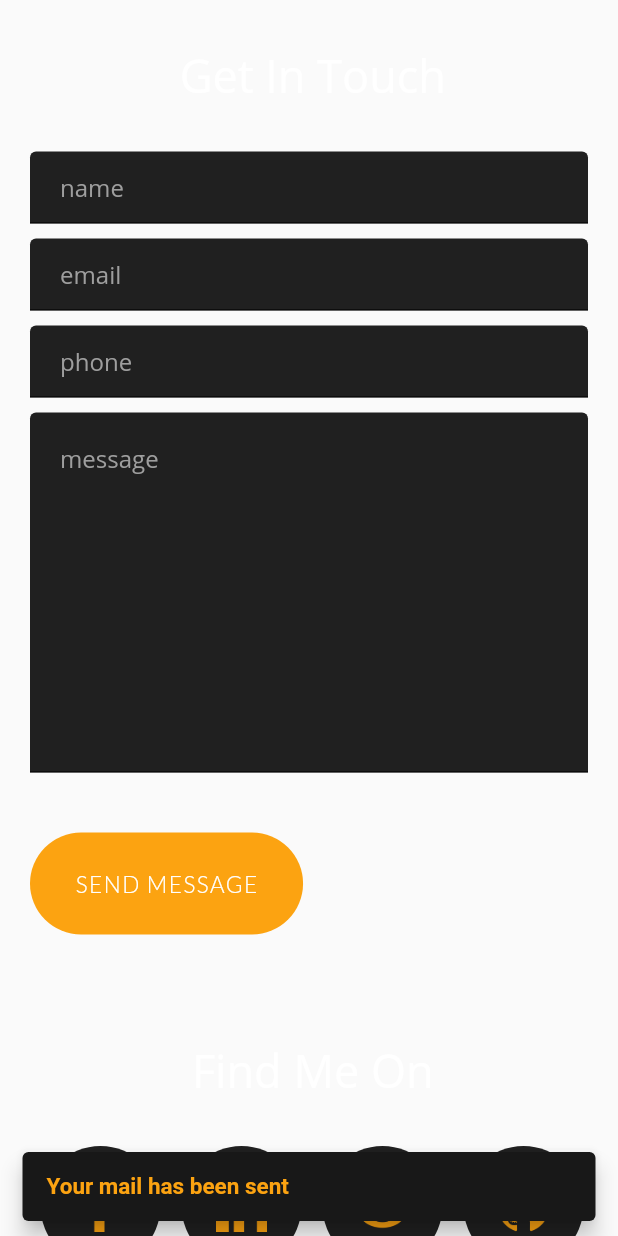
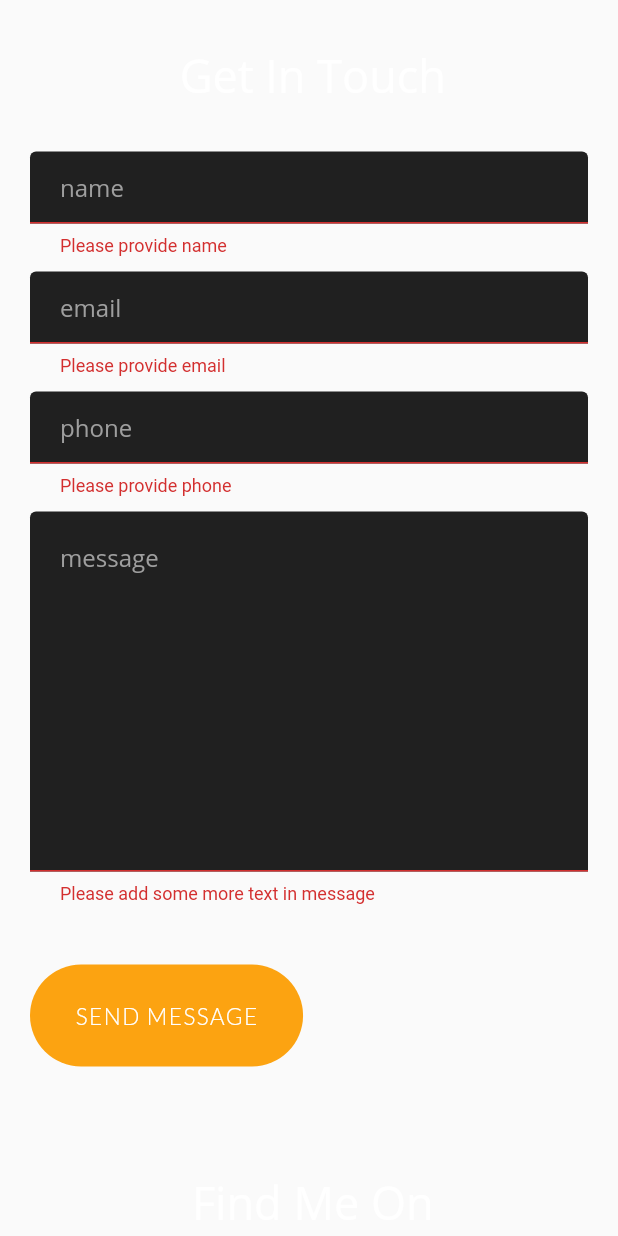
Before and after one commit to F-Y-E-F/Portfolio, a Flutter app: the Contact widget shown alone on an empty page, opened directly, after a tap on "SEND MESSAGE", on a phone screen of 412 x 824 dp. Run offline on Flutter 3.47's test engine with Material 2 defaults, Android fonts, the phone set to English and light mode, and no system bars; our stand-ins replace cloud_firestore, responsive_builder; missing offline and left inert: animated_grid; accounts and stored records are empty.

Commit message:
Code cleanup

```diff
--- a/portfolio/lib/screens/portfolio_screen/contact.dart
+++ b/portfolio/lib/screens/portfolio_screen/contact.dart
@@ -1,6 +1,5 @@
 import 'package:flutter/cupertino.dart';
 import 'package:flutter/material.dart';
-import 'package:portfolio/helpers/launch_website.dart';
 import 'package:responsive_builder/responsive_builder.dart';
 import '../../helpers/social_media_list.dart';
 import '../../widgets/social_media_item.dart';
@@ -81,6 +80,7 @@ class _ContactState extends State<Contact> {
                 : mediaQuery.size.width / 3
             : mediaQuery.size.width,
         child: TextFormField(
+          validator:(val)=> val == null || val == "" ? "Please provide $hint" : (hint == 'email' && !RegExp(r"^[a-zA-Z0-9.a-zA-Z0-9.!#$%&'*+-/=?^_`{|}~]+@[a-zA-Z0-9]+\.[a-zA-Z]+").hasMatch(val)) ? "Please Provide correct email":null,
           keyboardType: hint == 'phone'
               ? TextInputType.phone
               : hint == 'email'
@@ -120,6 +120,7 @@ class _ContactState extends State<Contact> {
                         : mediaQuery.size.width / 3
                     : mediaQuery.size.width,
                 child: TextFormField(
+                  validator:(val)=> val.length < 10 ? "Please add some more text in message" :null,
                   onChanged: (val) => _emailData['content'] = val,
                   textInputAction: TextInputAction.newline,
                   keyboardType: TextInputType.multiline,
@@ -147,13 +148,16 @@ class _ContactState extends State<Contact> {
                 backgroundColor: theme.primaryColor,
               ),
               onPressed: () async {
-                firestore.add({
-                  'name':_emailData['name'],
-                  'email':_emailData['email'],
-                  'phone':_emailData['phone'],
-                  'content':_emailData['content']
-                }).then((value) => ScaffoldMessenger.of(context).showSnackBar(SnackBar(content: Text("Your mail has been sent")))).catchError((e) => print(e));
-
+                if(_formKey.currentState.validate()){
+                  firestore.add({
+                    'name':_emailData['name'],
+                    'email':_emailData['email'],
+                    'phone':_emailData['phone'],
+                    'content':_emailData['content']
+                  }).then((value) => ScaffoldMessenger.of(context).showSnackBar(SnackBar(content: Text("Your mail has been sent")))).catchError((e) {
+                    print(e);
+                  });
+                }
               },
               child: Text(
                 'SEND MESSAGE',
```
Also changed, not shown: portfolio/lib/screens/service_screen.dart (+21 -15 lines).
